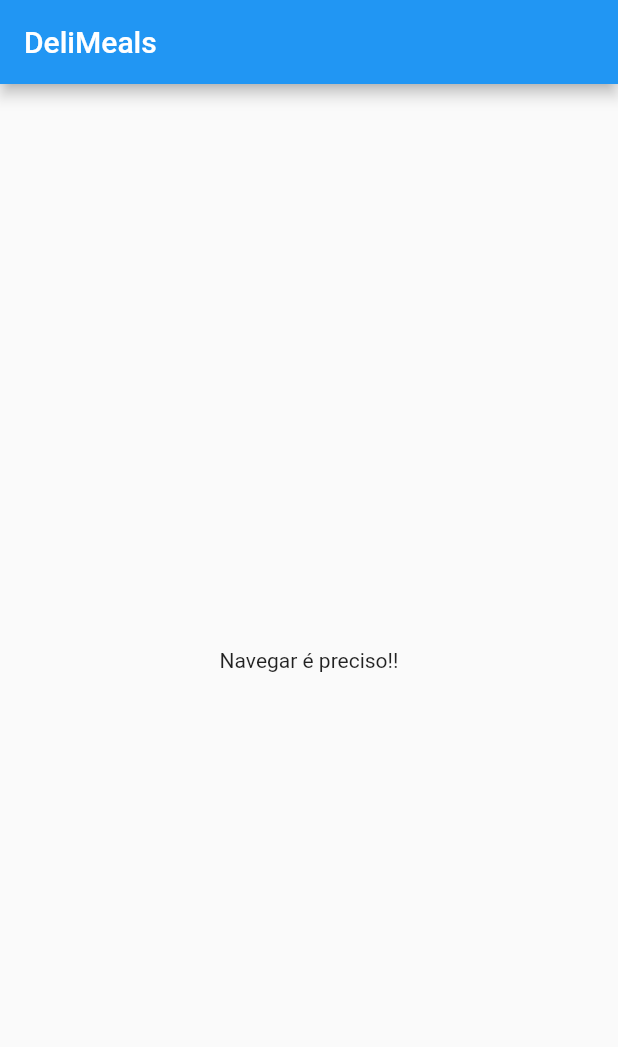
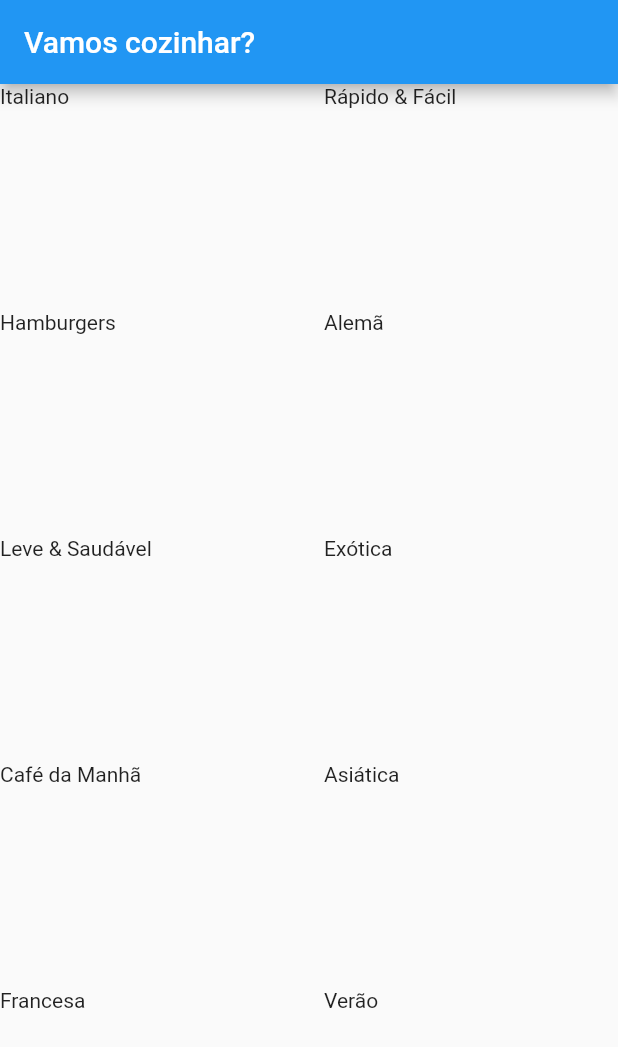
Before and after one commit to allansuru/app-meals, a Flutter app: the screen it shows after launch, on a phone screen of 412 x 824 dp. Shown: the top 1047 px of the screen. Run offline on Flutter 3.47's test engine with Material 2 defaults, Android fonts, the phone set to English and light mode, and no system bars.

Commit message:
adicionando pagina de categoria

```diff
--- /dev/null
+++ b/lib/components/category_item.dart
@@ -0,0 +1,15 @@
+import 'package:flutter/material.dart';
+import 'package:meals/models/category.dart';
+
+class CategoryItem extends StatelessWidget {
+  final Category category;
+
+  const CategoryItem(this.category);
+
+  @override
+  Widget build(BuildContext context) {
+    return Container(
+      child: Text(category.title),
+    );
+  }
+}
--- a/lib/data/dummy_data.dart
+++ b/lib/data/dummy_data.dart
@@ -25,7 +25,7 @@ const DUMMY_CATEGORIES = const [
   Category(
     id: 'c5',
     title: 'Leve & Saudável',
-    color: Colors.amber,
+    color: Colors.indigo,
   ),
   Category(
     id: 'c6',
--- a/lib/main.dart
+++ b/lib/main.dart
@@ -1,4 +1,5 @@
 import 'package:flutter/material.dart';
+import 'package:meals/screens/categories_screen.dart';
 
 void main() => runApp(MyApp());
 
@@ -10,26 +11,7 @@ class MyApp extends StatelessWidget {
       theme: ThemeData(
         primarySwatch: Colors.blue,
       ),
-      home: MyHomePage(),
+      home: CategoriesScreen(),
     );
   }
 }
-
-class MyHomePage extends StatefulWidget {
-  @override
-  _MyHomePageState createState() => _MyHomePageState();
-}
-
-class _MyHomePageState extends State<MyHomePage> {
-  @override
-  Widget build(BuildContext context) {
-    return Scaffold(
-      appBar: AppBar(
-        title: Text('DeliMeals'),
-      ),
-      body: Center(
-        child: Text('Navegar é preciso!!'),
-      ),
-    );
-  }
-}
--- a/lib/models/category.dart
+++ b/lib/models/category.dart
@@ -5,5 +5,6 @@ class Category {
   final String title;
   final Color color;
 
-  const Category({this.id, this.title, this.color});
+  const Category(
+      {@required this.id, @required this.title, @required this.color});
 }
--- /dev/null
+++ b/lib/screens/categories_screen.dart
@@ -0,0 +1,22 @@
+import 'package:flutter/material.dart';
+import 'package:meals/components/category_item.dart';
+import 'package:meals/data/dummy_data.dart';
+
+class CategoriesScreen extends StatelessWidget {
+  @override
+  Widget build(BuildContext context) => Scaffold(
+        appBar: AppBar(
+          title: Text('Vamos cozinhar?'),
+        ),
+        body: GridView(
+          gridDelegate: SliverGridDelegateWithMaxCrossAxisExtent(
+              maxCrossAxisExtent: 200,
+              childAspectRatio: 3 / 2,
+              crossAxisSpacing: 20,
+              mainAxisSpacing: 20),
+          children: DUMMY_CATEGORIES
+              .map((category) => CategoryItem(category))
+              .toList(),
+        ),
+      );
+}
```
